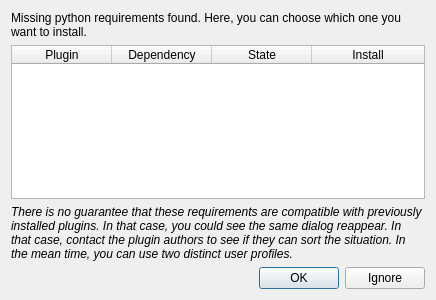
This is 000_qpip/ui_install.ui in opengisch/qpip as Qt 5 draws it before an edit. The edited form follows.
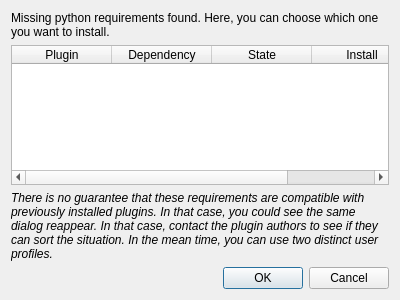
This is the edited form.

```diff
--- a/000_qpip/ui_install.ui
+++ b/000_qpip/ui_install.ui
@@ -6,7 +6,7 @@
    <rect>
     <x>0</x>
     <y>0</y>
-    <width>436</width>
+    <width>400</width>
     <height>300</height>
    </rect>
   </property>
@@ -76,7 +76,7 @@
       <enum>Qt::Horizontal</enum>
      </property>
      <property name="standardButtons">
-      <set>QDialogButtonBox::Ignore|QDialogButtonBox::Ok</set>
+      <set>QDialogButtonBox::Cancel|QDialogButtonBox::Ok</set>
      </property>
     </widget>
    </item>
```
